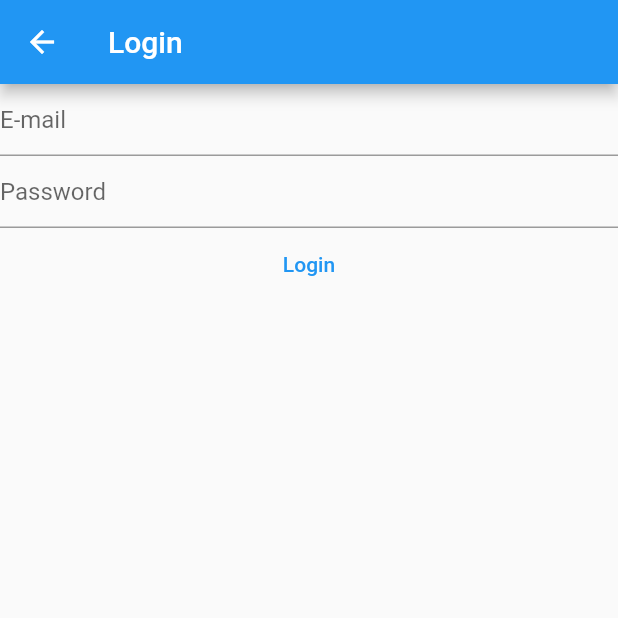
After one commit to gineres/brilliant-notes, a Flutter app: the LoginView screen opened directly, after a tap on "Login", on a phone screen of 412 x 824 dp, the top half of it. The commit adds this screen. Run offline on Flutter 3.47's test engine with Material 2 defaults, Android fonts, the phone set to English and light mode, and no system bars; our stand-ins replace firebase_auth, firebase_core; accounts and stored records are empty; network calls fail.

Commit message:
User login, common exceptions handling.

```diff
--- /dev/null
+++ b/lib/views/login_view.dart
@@ -0,0 +1,92 @@
+import 'package:brilliantnotes/firebase_options.dart';
+import 'package:firebase_auth/firebase_auth.dart';
+import 'package:firebase_core/firebase_core.dart';
+import 'package:flutter/material.dart';
+
+class LoginView extends StatefulWidget {
+  const LoginView({Key? key}) : super(key: key);
+
+  @override
+  State<LoginView> createState() => _LoginViewState();
+}
+
+class _LoginViewState extends State<LoginView> {
+  late final TextEditingController _email;
+  late final TextEditingController _password;
+
+  @override
+  void initState(){
+    _email = TextEditingController();
+    _password = TextEditingController();
+    super.initState();
+  }
+
+  @override
+  void dispose(){
+    _email.dispose();
+    _password.dispose();
+    super.dispose();
+  }
+
+  @override
+  Widget build(BuildContext context){
+    return Scaffold(
+      appBar: AppBar(title: const Text('Login'),),
+      body: FutureBuilder(
+        future: Firebase.initializeApp(
+                  options: DefaultFirebaseOptions.currentPlatform,
+                ),
+        builder: (context, snapshot){
+          switch (snapshot.connectionState){
+            case ConnectionState.done:
+              return Column( //ctrl + . mostra opções de atalho foda
+          children:[
+            TextField(
+              controller: _email,
+              enableSuggestions: false,
+              autocorrect: false,
+              keyboardType: TextInputType.emailAddress,
+              decoration: const InputDecoration(
+                hintText: 'E-mail'
+              ),
+            ),
+            TextField(
+              controller: _password,
+              enableSuggestions: false,
+              autocorrect: false,
+              obscureText: true,
+              decoration: const InputDecoration(
+                hintText: 'Password'
+              ),
+            ),
+            TextButton(
+              onPressed: () async {
+                final email = _email.text;
+                final password = _password.text;
+                try{
+                  final userCredential = await FirebaseAuth.instance.signInWithEmailAndPassword(
+                    email: email,
+                    password: password,
+                  );
+                  //print(userCredential);
+                } on FirebaseAuthException catch (e) {
+                  if (e.code == 'wrong-password'){
+                    print ('Wrong password.');
+                  }
+                  else if (e.code == 'user-not-found'){
+                    print ('User not found.');
+                  }
+                }
+              },
+              child: const Text('Login'),
+            ),
+          ],
+        );
+            default:
+              return const Text('Loading');
+          }
+        },
+      ),
+    );
+  }
+}
```
Also changed, not shown: lib/main.dart (+24 -10 lines).
